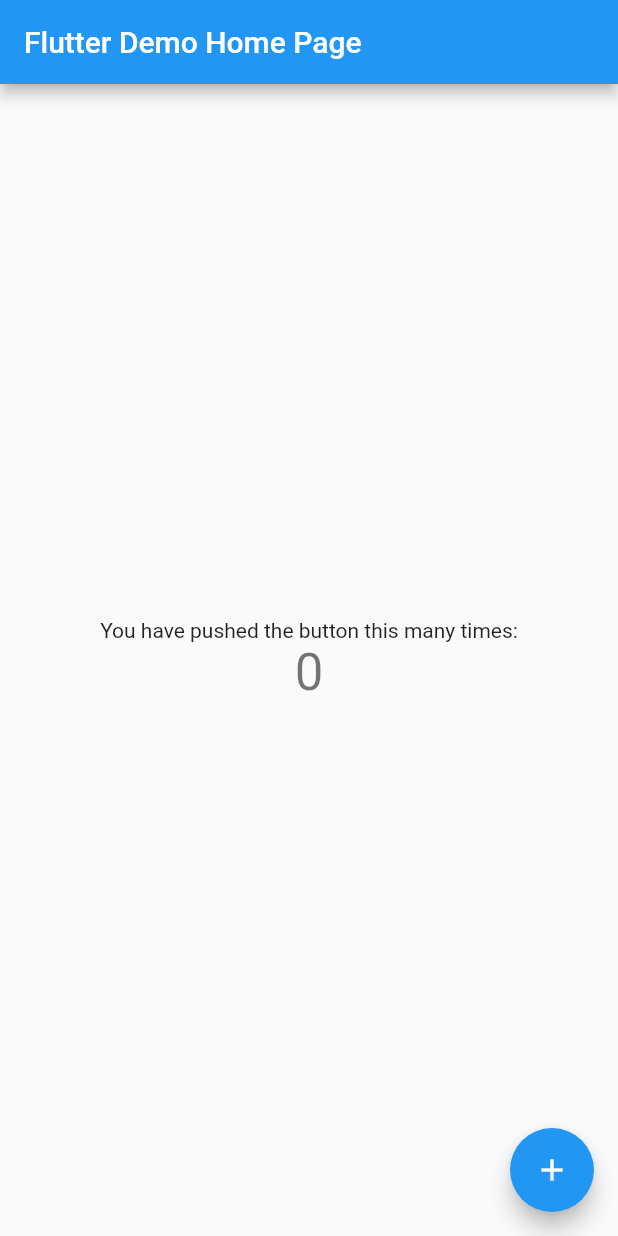
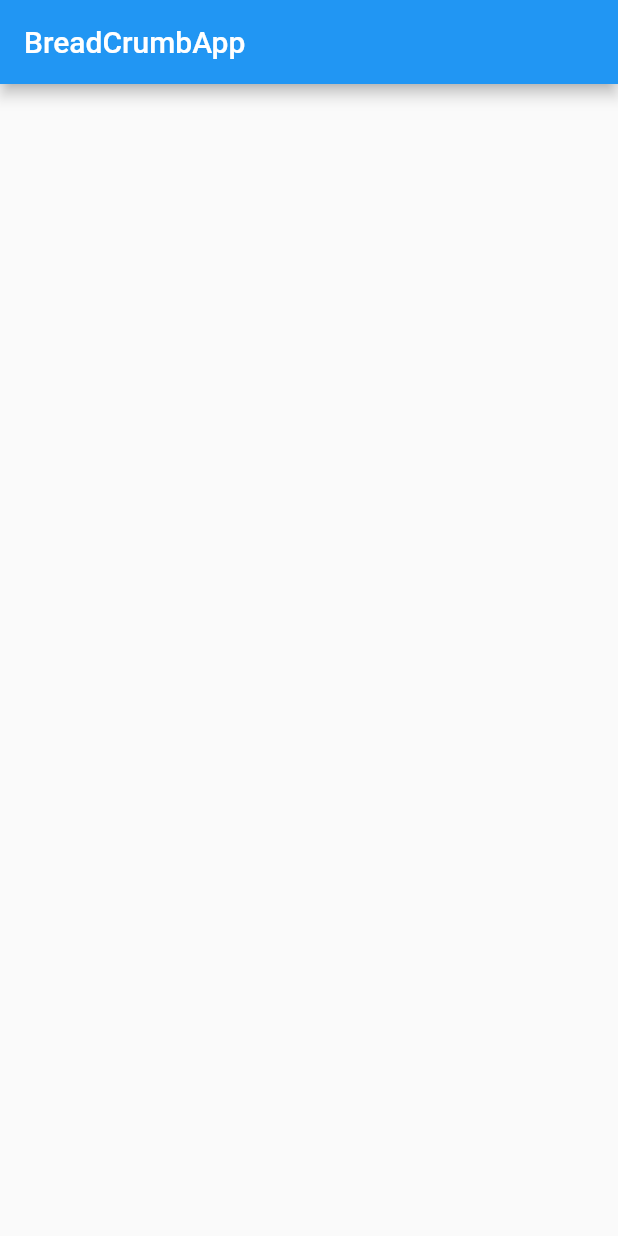
Before and after one commit to dimeprog/provider_tutorial, a Flutter app: the screen it shows after launch, on a phone screen of 412 x 824 dp. Run offline on Flutter 3.47's test engine with Material 2 defaults, Android fonts, the phone set to English and light mode, and no system bars.

Commit message:
bread crumb app start

```diff
--- /dev/null
+++ b/testprovider_course/lib/breadcrumbApp/bread_Homepage.dart
@@ -0,0 +1,15 @@
+import 'package:flutter/material.dart';
+
+class BreadHomePage extends StatelessWidget {
+  BreadHomePage();
+
+  @override
+  Widget build(BuildContext context) {
+    return Scaffold(
+      appBar: AppBar(
+        title: Text("BreadCrumbApp"),
+      ),
+      body: Column(children: []),
+    );
+  }
+}
--- a/testprovider_course/lib/main.dart
+++ b/testprovider_course/lib/main.dart
@@ -1,4 +1,5 @@
 import 'package:flutter/material.dart';
+import 'package:testprovider_course/breadcrumbApp/bread_Homepage.dart';
 
 void main() {
   runApp(const MyApp());
@@ -13,103 +14,9 @@
     return MaterialApp(
       title: 'Flutter Demo',
       theme: ThemeData(
-        // This is the theme of your application.
-        //
-        // Try running your application with "flutter run". You'll see the
-        // application has a blue toolbar. Then, without quitting the app, try
-        // changing the primarySwatch below to Colors.green and then invoke
-        // "hot reload" (press "r" in the console where you ran "flutter run",
-        // or simply save your changes to "hot reload" in a Flutter IDE).
-        // Notice that the counter didn't reset back to zero; the application
-        // is not restarted.
         primarySwatch: Colors.blue,
       ),
-      home: const MyHomePage(title: 'Flutter Demo Home Page'),
+      home: BreadHomePage(),
     );
   }
 }
-
-class MyHomePage extends StatefulWidget {
-  const MyHomePage({super.key, required this.title});
-
-  // This widget is the home page of your application. It is stateful, meaning
-  // that it has a State object (defined below) that contains fields that affect
-  // how it looks.
-
-  // This class is the configuration for the state. It holds the values (in this
-  // case the title) provided by the parent (in this case the App widget) and
-  // used by the build method of the State. Fields in a Widget subclass are
-  // always marked "final".
-
-  final String title;
-
-  @override
-  State<MyHomePage> createState() => _MyHomePageState();
-}
-
-class _MyHomePageState extends State<MyHomePage> {
-  int _counter = 0;
-
-  void _incrementCounter() {
-    setState(() {
-      // This call to setState tells the Flutter framework that something has
-      // changed in this State, which causes it to rerun the build method below
-      // so that the display can reflect the updated values. If we changed
-      // _counter without calling setState(), then the build method would not be
-      // called again, and so nothing would appear to happen.
-      _counter++;
-    });
-  }
-
-  @override
-  Widget build(BuildContext context) {
-    // This method is rerun every time setState is called, for instance as done
-    // by the _incrementCounter method above.
-    //
-    // The Flutter framework has been optimized to make rerunning build methods
-    // fast, so that you can just rebuild anything that needs updating rather
-    // than having to individually change instances of widgets.
-    return Scaffold(
-      appBar: AppBar(
-        // Here we take the value from the MyHomePage object that was created by
-        // the App.build method, and use it to set our appbar title.
-        title: Text(widget.title),
-      ),
-      body: Center(
-        // Center is a layout widget. It takes a single child and positions it
-        // in the middle of the parent.
-        child: Column(
-          // Column is also a layout widget. It takes a list of children and
-          // arranges them vertically. By default, it sizes itself to fit its
-          // children horizontally, and tries to be as tall as its parent.
-          //
-          // Invoke "debug painting" (press "p" in the console, choose the
-          // "Toggle Debug Paint" action from the Flutter Inspector in Android
-          // Studio, or the "Toggle Debug Paint" command in Visual Studio Code)
-          // to see the wireframe for each widget.
-          //
-          // Column has various properties to control how it sizes itself and
-          // how it positions its children. Here we use mainAxisAlignment to
-          // center the children vertically; the main axis here is the vertical
-          // axis because Columns are vertical (the cross axis would be
-          // horizontal).
-          mainAxisAlignment: MainAxisAlignment.center,
-          children: <Widget>[
-            const Text(
-              'You have pushed the button this many times:',
-            ),
-            Text(
-              '$_counter',
-              style: Theme.of(context).textTheme.headline4,
-            ),
-          ],
-        ),
-      ),
-      floatingActionButton: FloatingActionButton(
-        onPressed: _incrementCounter,
-        tooltip: 'Increment',
-        child: const Icon(Icons.add),
-      ), // This trailing comma makes auto-formatting nicer for build methods.
-    );
-  }
-}
--- a/testprovider_course/pubspec.yaml
+++ b/testprovider_course/pubspec.yaml
@@ -36,6 +36,7 @@
   # The following adds the Cupertino Icons font to your application.
   # Use with the CupertinoIcons class for iOS style icons.
   cupertino_icons: ^1.0.2
+  provider: ^6.0.3
 
 dev_dependencies:
   flutter_test:
```
Also changed, not shown: testprovider_course/pubspec.lock.
